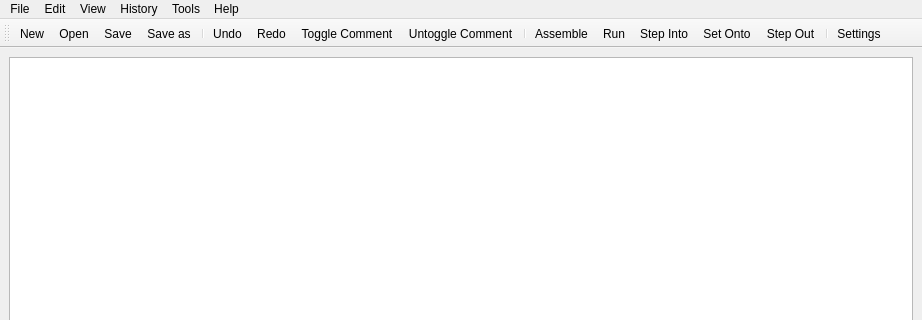
imndllnuri/rv32i-emulator, file gui/ui/main_window.ui: the form before one commit; both pictures show x 0 to 922 and y 0 to 320 of the 922 by 683 pixel window.
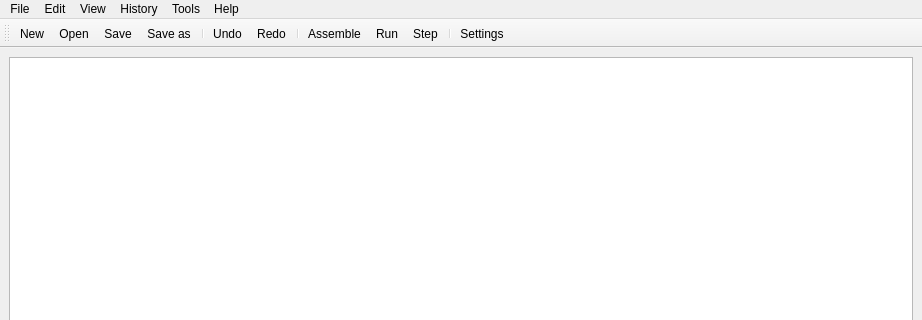
The form after the commit.

Patch:
```diff
--- a/gui/ui/main_window.ui
+++ b/gui/ui/main_window.ui
@@ -23,7 +23,7 @@
    <bool>false</bool>
   </property>
   <property name="windowTitle">
-   <string>Easy68k-linux</string>
+   <string>rv32i-emulator</string>
   </property>
   <property name="unifiedTitleAndToolBarOnMac">
    <bool>false</bool>
@@ -44,6 +44,9 @@
         <verstretch>0</verstretch>
        </sizepolicy>
       </property>
+      <property name="styleSheet">
+       <string notr="true"/>
+      </property>
      </widget>
     </item>
    </layout>
@@ -159,14 +162,10 @@
    <addaction name="separator"/>
    <addaction name="actionUndo"/>
    <addaction name="actionRedo"/>
-   <addaction name="actionToggle_Comment"/>
-   <addaction name="actionUntoggle_Comment"/>
    <addaction name="separator"/>
    <addaction name="actionAssemble"/>
    <addaction name="actionRun"/>
-   <addaction name="actionStep_Into"/>
-   <addaction name="actionStep_Onto"/>
-   <addaction name="actionStep_Out"/>
+   <addaction name="actionStep"/>
    <addaction name="separator"/>
    <addaction name="actionSettings"/>
   </widget>
@@ -445,35 +444,9 @@
     <string>Information about the application</string>
    </property>
   </action>
-  <action name="actionToggle_Comment">
+  <action name="actionStep">
    <property name="text">
-    <string>Toggle Comment</string>
-   </property>
-   <property name="toolTip">
-    <string>Toggle the selected line(s)</string>
-   </property>
-  </action>
-  <action name="actionUntoggle_Comment">
-   <property name="text">
-    <string>Untoggle Comment</string>
-   </property>
-   <property name="toolTip">
-    <string>Untoggle the selected line(s)</string>
-   </property>
-  </action>
-  <action name="actionStep_Into">
-   <property name="text">
-    <string>Step Into</string>
-   </property>
-  </action>
-  <action name="actionStep_Onto">
-   <property name="text">
-    <string>Set Onto</string>
-   </property>
-  </action>
-  <action name="actionStep_Out">
-   <property name="text">
-    <string>Step Out</string>
+    <string>Step</string>
    </property>
   </action>
  </widget>
```
